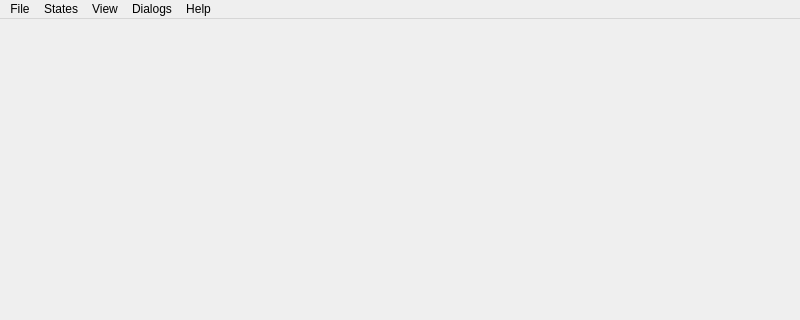
cleonro/SciVis3DClass, file Core/mainwindow.ui: the form before one commit; both pictures show x 0 to 800 and y 0 to 320 of the 800 by 600 pixel window.
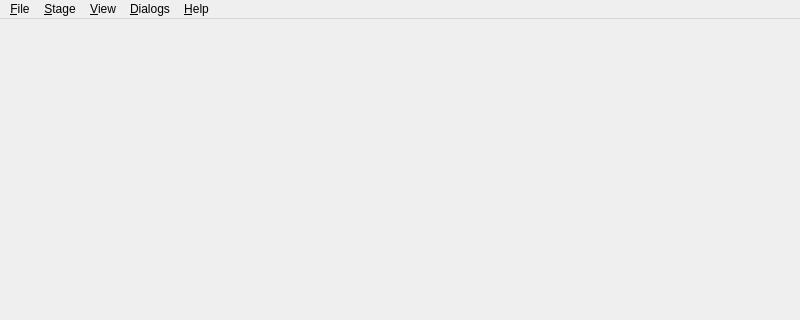
The form after the commit.

```diff
--- a/Core/mainwindow.ui
+++ b/Core/mainwindow.ui
@@ -25,32 +25,32 @@
    </property>
    <widget class="QMenu" name="menuFile">
     <property name="title">
-     <string>File</string>
+     <string>&amp;File</string>
     </property>
     <addaction name="action_Quit"/>
    </widget>
    <widget class="QMenu" name="menuView">
     <property name="title">
-     <string>View</string>
+     <string>&amp;View</string>
     </property>
    </widget>
    <widget class="QMenu" name="menuDialogs">
     <property name="title">
-     <string>Dialogs</string>
+     <string>&amp;Dialogs</string>
     </property>
    </widget>
    <widget class="QMenu" name="menuHelp">
     <property name="title">
-     <string>Help</string>
+     <string>&amp;Help</string>
     </property>
    </widget>
-   <widget class="QMenu" name="menuStates">
+   <widget class="QMenu" name="menuStage">
     <property name="title">
-     <string>States</string>
+     <string>&amp;Stage</string>
     </property>
    </widget>
    <addaction name="menuFile"/>
-   <addaction name="menuStates"/>
+   <addaction name="menuStage"/>
    <addaction name="menuView"/>
    <addaction name="menuDialogs"/>
    <addaction name="menuHelp"/>
```
